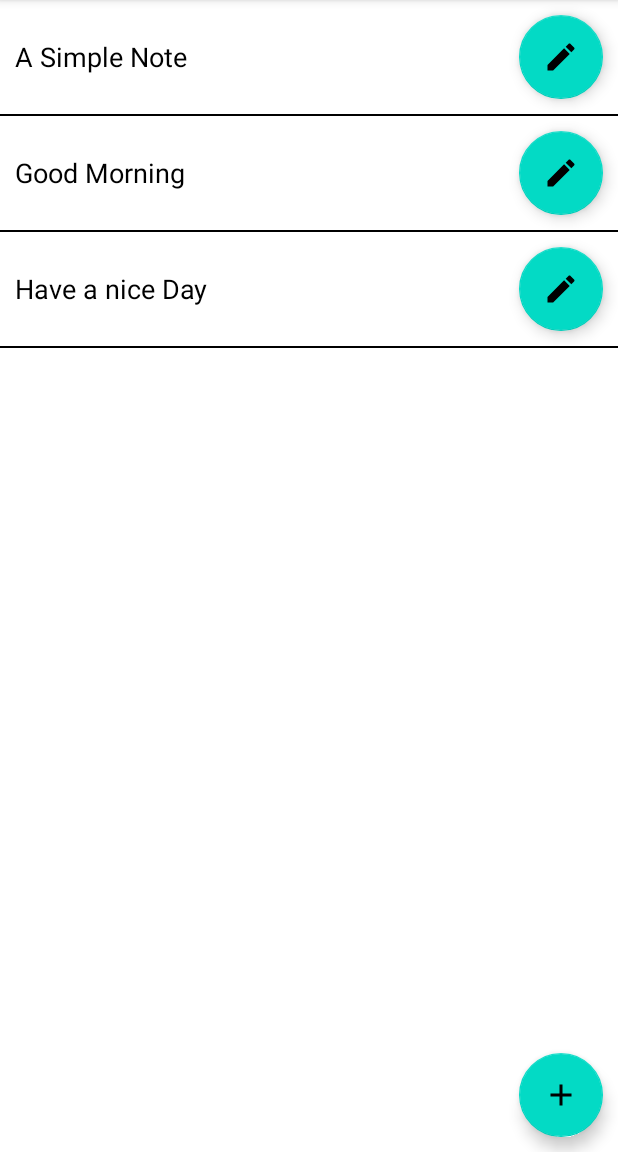
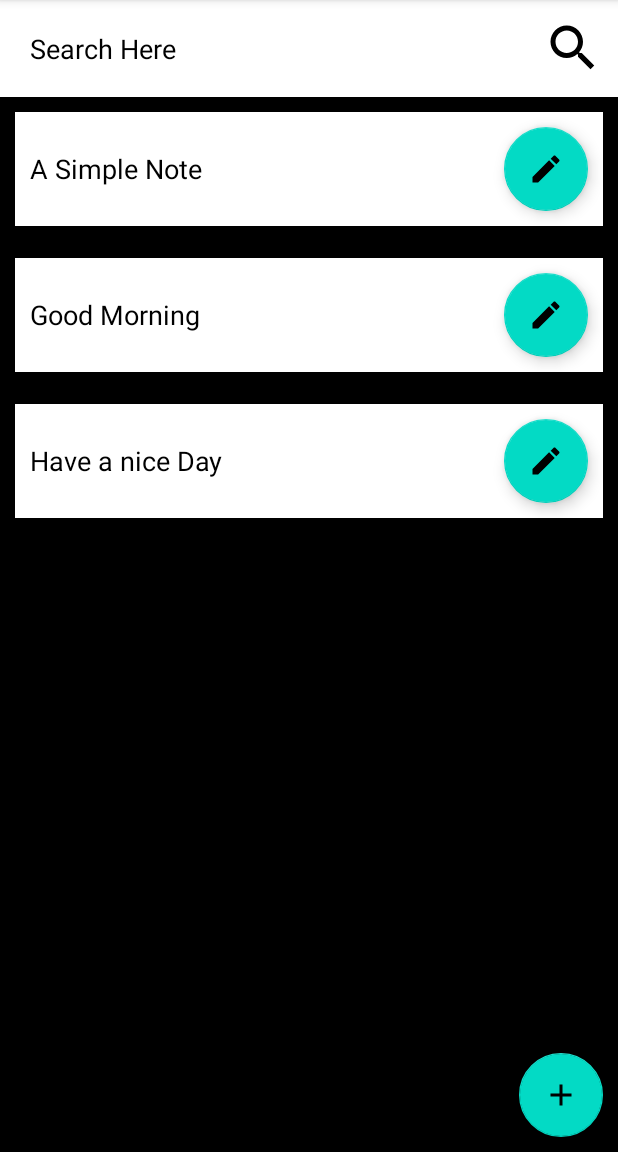
Before and after one commit to Fenil-13/PrimeNotes, an Android app: the screen it shows after launch (MainActivity), in the options menu, after a tap on "ADD SAMPLE DATA", on a phone screen of 412 x 824 dp, the part 84-1236 px from its top. Run offline under Robolectric (Android 15) with nearby library versions, the phone set to English and light mode, and no system bars; our stand-ins replace Room's generated code.

Commit message:
Search Funcction

```diff
--- a/app/src/main/java/com/fenil/primenote/adapters/NoteAdapters.java
+++ b/app/src/main/java/com/fenil/primenote/adapters/NoteAdapters.java
@@ -15,6 +15,7 @@ import com.fenil.primenote.activities.EditNoteActivity;
 import com.fenil.primenote.databinding.ItemNoteBinding;
 import com.fenil.primenote.models.Note;
 
+import java.util.ArrayList;
 import java.util.List;
 
 public class NoteAdapters extends RecyclerView.Adapter<NoteAdapters.MyViewHolder> {
@@ -35,6 +36,8 @@ public class NoteAdapters extends RecyclerView.Adapter<NoteAdapters.MyViewHolder
         return new MyViewHolder(binding);
 
     }
+
+
 
     @Override
     public void onBindViewHolder(@NonNull NoteAdapters.MyViewHolder holder, int position) {
--- /dev/null
+++ b/app/src/main/res/drawable/ic_search.xml
@@ -0,0 +1,5 @@
+<vector android:height="24dp" android:tint="#000000"
+    android:viewportHeight="24" android:viewportWidth="24"
+    android:width="24dp" xmlns:android="http://schemas.android.com/apk/res/android">
+    <path android:fillColor="@android:color/white" android:pathData="M15.5,14h-0.79l-0.28,-0.27C15.41,12.59 16,11.11 16,9.5 16,5.91 13.09,3 9.5,3S3,5.91 3,9.5 5.91,16 9.5,16c1.61,0 3.09,-0.59 4.23,-1.57l0.27,0.28v0.79l5,4.99L20.49,19l-4.99,-5zM9.5,14C7.01,14 5,11.99 5,9.5S7.01,5 9.5,5 14,7.01 14,9.5 11.99,14 9.5,14z"/>
+</vector>
--- a/app/src/main/res/layout/activity_main.xml
+++ b/app/src/main/res/layout/activity_main.xml
@@ -4,18 +4,55 @@
     xmlns:tools="http://schemas.android.com/tools"
     android:layout_width="match_parent"
     android:layout_height="match_parent"
-    android:background="@color/white"
+    android:background="@color/black"
     tools:context=".activities.MainActivity">
 
-
-    <androidx.recyclerview.widget.RecyclerView
-        android:id="@+id/rvNotes"
+    <LinearLayout
         android:layout_width="match_parent"
-        android:layout_height="wrap_content"
-        android:background="@color/black"
+        android:layout_height="match_parent"
+        android:orientation="vertical"
         app:layout_constraintEnd_toEndOf="parent"
         app:layout_constraintStart_toStartOf="parent"
-        app:layout_constraintTop_toTopOf="parent" />
+        app:layout_constraintTop_toTopOf="parent" >
+        <LinearLayout
+            android:layout_width="match_parent"
+            android:layout_height="wrap_content"
+            android:orientation="horizontal"
+            android:background="@color/white">
+            <EditText
+                android:id="@+id/etSearchNote"
+                android:layout_width="0dp"
+                android:layout_weight="1"
+                android:layout_height="wrap_content"
+                android:hint="@string/search_here"
+                android:layout_margin="@dimen/tv_10"
+                android:padding="@dimen/tv_10"
+                android:textColor="@color/black"
+                android:textColorHint="@color/black"
+                android:iconifiedByDefault="false"
+                android:background="@color/white"/>
+            <ImageView
+                android:id="@+id/ivSearch"
+                android:layout_width="40dp"
+                android:layout_height="40dp"
+                android:src="@drawable/ic_search"
+                android:layout_gravity="center"
+                android:layout_marginEnd="@dimen/tv_10"/>
+
+        </LinearLayout>
+
+        <androidx.recyclerview.widget.RecyclerView
+            android:id="@+id/rvNotes"
+            android:layout_width="match_parent"
+            android:layout_weight="1"
+            android:layout_height="0dp"
+            android:background="@color/black"
+            />
+
+
+    </LinearLayout>
+
+
 
     <com.google.android.material.floatingactionbutton.FloatingActionButton
         android:id="@+id/fabAddNote"
--- a/app/src/main/res/layout/item_note.xml
+++ b/app/src/main/res/layout/item_note.xml
@@ -6,8 +6,10 @@
     android:layout_width="match_parent"
     android:orientation="horizontal"
     android:gravity="center"
+    android:layout_margin="@dimen/tv_10"
     android:background="@color/white"
     android:layout_height="wrap_content">
+
     <TextView
         android:id="@+id/tvNotesTitle"
         android:layout_width="0dp"
--- a/app/src/main/res/values/strings.xml
+++ b/app/src/main/res/values/strings.xml
@@ -7,4 +7,5 @@
     <string name="add_sample_data">ADD SAMPLE DATA</string>
     <string name="delete_all_data">DELETE ALL DATA</string>
     <string name="new_note">New Note</string>
+    <string name="search_here">Search Here</string>
 </resources>
```
Also changed, not shown: app/src/main/java/com/fenil/primenote/activities/MainActivity.java (+60 -0 lines), app/src/main/java/com/fenil/primenote/viewmodels/MainActivityViewModel.java (+13 -0 lines).
